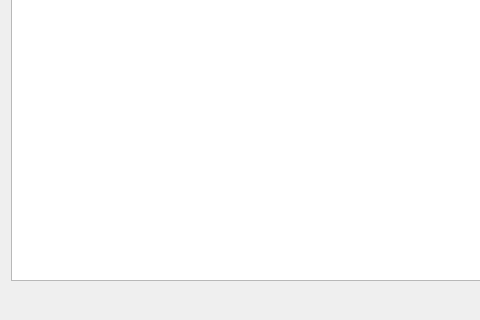
hheld/JustDoIt, file PrintView.ui: the form before one commit; both pictures show x 0 to 480 and y 203 to 523 of the 919 by 523 pixel window.
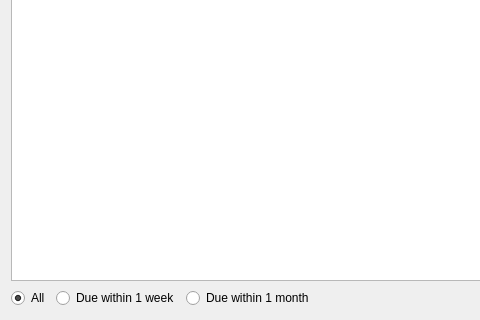
The form after the commit. Icons and pictures are not drawn.

Commit message: Finished printing functionality.

```diff
--- a/PrintView.ui
+++ b/PrintView.ui
@@ -18,14 +18,14 @@
     <normaloff>:/icons/res/app.svg</normaloff>:/icons/res/app.svg</iconset>
   </property>
   <layout class="QGridLayout" name="gridLayout">
-   <item row="0" column="0" colspan="2">
+   <item row="0" column="0" colspan="5">
     <widget class="QTextEdit" name="textEdit">
      <property name="readOnly">
       <bool>true</bool>
      </property>
     </widget>
    </item>
-   <item row="1" column="0">
+   <item row="1" column="3">
     <spacer name="horizontalSpacer">
      <property name="orientation">
       <enum>Qt::Horizontal</enum>
@@ -38,13 +38,37 @@
      </property>
     </spacer>
    </item>
-   <item row="1" column="1">
+   <item row="1" column="4">
     <widget class="QPushButton" name="pushButton_print">
      <property name="text">
       <string>Print ...</string>
      </property>
     </widget>
    </item>
+   <item row="1" column="0">
+    <widget class="QRadioButton" name="radioButton_all">
+     <property name="text">
+      <string>All</string>
+     </property>
+     <property name="checked">
+      <bool>true</bool>
+     </property>
+    </widget>
+   </item>
+   <item row="1" column="1">
+    <widget class="QRadioButton" name="radioButton_week">
+     <property name="text">
+      <string>Due within 1 week</string>
+     </property>
+    </widget>
+   </item>
+   <item row="1" column="2">
+    <widget class="QRadioButton" name="radioButton_month">
+     <property name="text">
+      <string>Due within 1 month</string>
+     </property>
+    </widget>
+   </item>
   </layout>
  </widget>
  <resources>
```
The commit also changes 1 other file.
